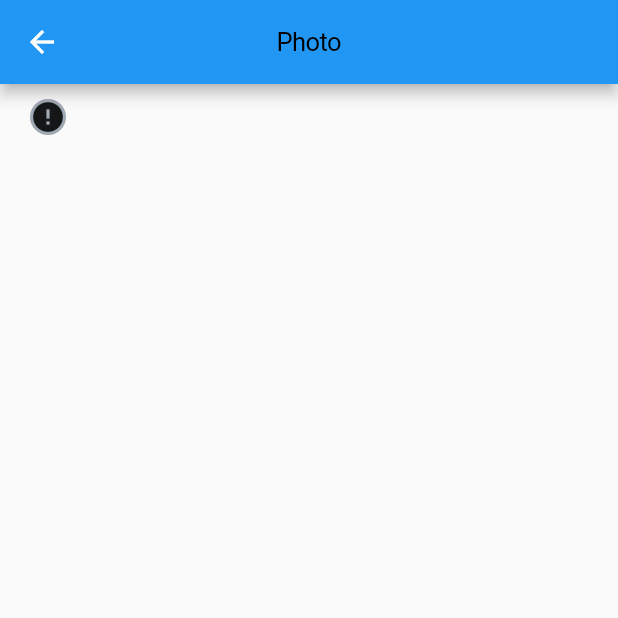
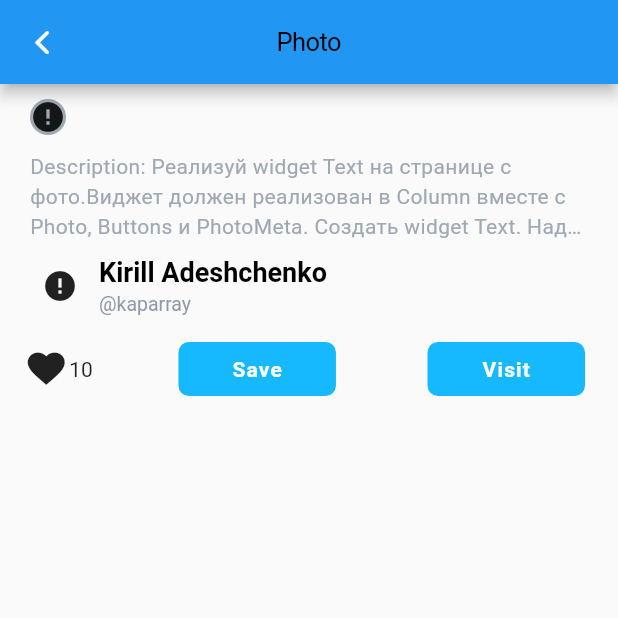
Before and after one commit to skill-branch-froggee/skill_branch_flutter, a Flutter app: the FullScreenImage screen opened directly, on a phone screen of 412 x 824 dp, the top half of it. Run offline on Flutter 3.47's test engine with Material 2 defaults, Android fonts, the phone set to English and light mode, and no system bars; drawn by our look-alikes of cached_network_image; network calls fail.

Commit message:
hometask_3

```diff
--- a/lib/screens/photo_screen.dart
+++ b/lib/screens/photo_screen.dart
@@ -1,12 +1,18 @@
 import 'package:flutter/material.dart';
+import 'package:flutter/cupertino.dart';
 import 'package:widgets_lesson/res/res.dart';
 import 'package:widgets_lesson/screens/feed_screen.dart';
 import 'package:widgets_lesson/widgets/widgets.dart';
 
 class FullScreenImage extends StatefulWidget {
-  FullScreenImage({this.photo, Key key}) : super(key: key);
+  FullScreenImage(
+      {this.photo, this.altDescription, this.name, this.userName, Key key})
+      : super(key: key);
 
   final String photo;
+  final String altDescription;
+  final String name;
+  final String userName;
 
   @override
   State<StatefulWidget> createState() {
@@ -16,11 +22,19 @@ class FullScreenImage extends StatefulWidget {
 
 class FullScreenImageState extends State<FullScreenImage> {
   String photo;
+  String altDescription;
+  String name;
+  String userName;
 
   @override
   void initState() {
     super.initState();
     photo = (widget.photo != null) ? widget.photo : kFlutterDash;
+    altDescription = (widget.altDescription != null)
+        ? widget.altDescription
+        : 'Description: Реализуй widget Text на странице с фото.Виджет должен реализован в Column вместе с Photo, Buttons и PhotoMeta. Создать widget Text. Надпись на нём должна быть передана через конструктор     полем ‘altDescription’. Ограничить максимальное кол-во строк текста до 3-х. Обработать переполнение 3-х строк текста на экране постановкой многоточия.Задать стиль текста AppStyles.h3';
+    name = (widget.name != null) ? widget.name : 'Kirill Adeshchenko';
+    userName = (widget.userName == null) ? 'kaparray' : widget.userName;
   }
 
   @override
@@ -29,7 +43,7 @@ class FullScreenImageState extends State<FullScreenImage> {
       appBar: AppBar(
         centerTitle: true,
         leading: IconButton(
-            icon: Icon(Icons.arrow_back),
+            icon: Icon(CupertinoIcons.back),
             onPressed: () {
               Navigator.pop(context);
             }),
@@ -40,21 +54,100 @@ class FullScreenImageState extends State<FullScreenImage> {
       ),
       body: Padding(
         padding: EdgeInsets.symmetric(horizontal: 10, vertical: 5),
-        child: Photo(
-          photoLink: kFlutterDash,
+        child: Column(
+          crossAxisAlignment: CrossAxisAlignment.start,
+          mainAxisAlignment: MainAxisAlignment.start,
+          children: <Widget>[
+            Photo(
+              photoLink: kFlutterDash,
+            ),
+            Padding(
+              padding: EdgeInsets.symmetric(horizontal: 10, vertical: 5),
+              child: Text(
+                altDescription,
+                // textAlign: TextAlign.left,
+                maxLines: 3,
+                style: AppStyles.h3.copyWith(color: AppColors.grayChateau),
+                overflow: TextOverflow.ellipsis,
+              ),
+            ),
+            _buildPhotoMeta(name, userName),
+            Row(
+              mainAxisAlignment: MainAxisAlignment.spaceBetween,
+              children: <Widget>[
+                LikeButton(10, true),
+                GestureDetector(
+                  //behavior: HitTestBehavior.opaque,
+                  onTap: () {},
+                  child: Container(
+                    width: 105,
+                    height: 36,
+                    alignment: Alignment.center,
+                    padding: EdgeInsets.symmetric(vertical: 10, horizontal: 20),
+                    margin: EdgeInsets.all(12),
+                    decoration: BoxDecoration(
+                      shape: BoxShape.rectangle,
+                      color: AppColors.dodgerBlue,
+                      borderRadius: BorderRadius.all(Radius.circular(7)),
+                    ),
+                    child: Text(
+                      'Save',
+                      style: AppStyles.h4.copyWith(color: AppColors.white),
+                    ),
+                  ),
+                ),
+                GestureDetector(
+                  //behavior: HitTestBehavior.opaque,
+                  onTap: () {},
+                  child: Container(
+                    width: 105,
+                    height: 36,
+                    alignment: Alignment.center,
+                    padding: EdgeInsets.symmetric(vertical: 10, horizontal: 20),
+                    margin: EdgeInsets.all(12),
+                    decoration: BoxDecoration(
+                      shape: BoxShape.rectangle,
+                      color: AppColors.dodgerBlue,
+                      borderRadius: BorderRadius.all(Radius.circular(7)),
+                    ),
+                    child: Text(
+                      'Visit',
+                      style: AppStyles.h4.copyWith(color: AppColors.white),
+                    ),
+                  ),
+                ),
+              ],
+            ),
+          ],
         ),
       ),
     );
   }
 }
 
-/*
-  const
-   final String kFlutterDash =
-     'https://flutter.dev/assets/404/dash_nest-c64796b59b65042a2b40fae5764c13b7477a592db79eaf04c86298dcb75b78ea.png';
-
-  @override
-  Widget build(BuildContext context) {
-    return
+Widget _buildPhotoMeta(name, userName) {
+  return Padding(
+    padding: EdgeInsets.symmetric(horizontal: 10, vertical: 5),
+    child: Row(
+      mainAxisAlignment: MainAxisAlignment.spaceBetween,
+      children: <Widget>[
+        Row(
+          children: <Widget>[
+            UserAvatar('http://skill-branch.ru/img/speakers/Adechenko.jpg'),
+            SizedBox(width: 6),
+            Column(
+              crossAxisAlignment: CrossAxisAlignment.start,
+              mainAxisAlignment: MainAxisAlignment.spaceBetween,
+              children: <Widget>[
+                Text(name, style: AppStyles.h1Black),
+                Text('@$userName',
+                    style:
+                        AppStyles.h5Black.copyWith(color: AppColors.manatee)),
+              ],
+            ),
+          ],
+        ),
+      ],
+    ),
+  );
 }
-*/
```
Also changed, not shown: pubspec.yaml (+8 -10 lines).
